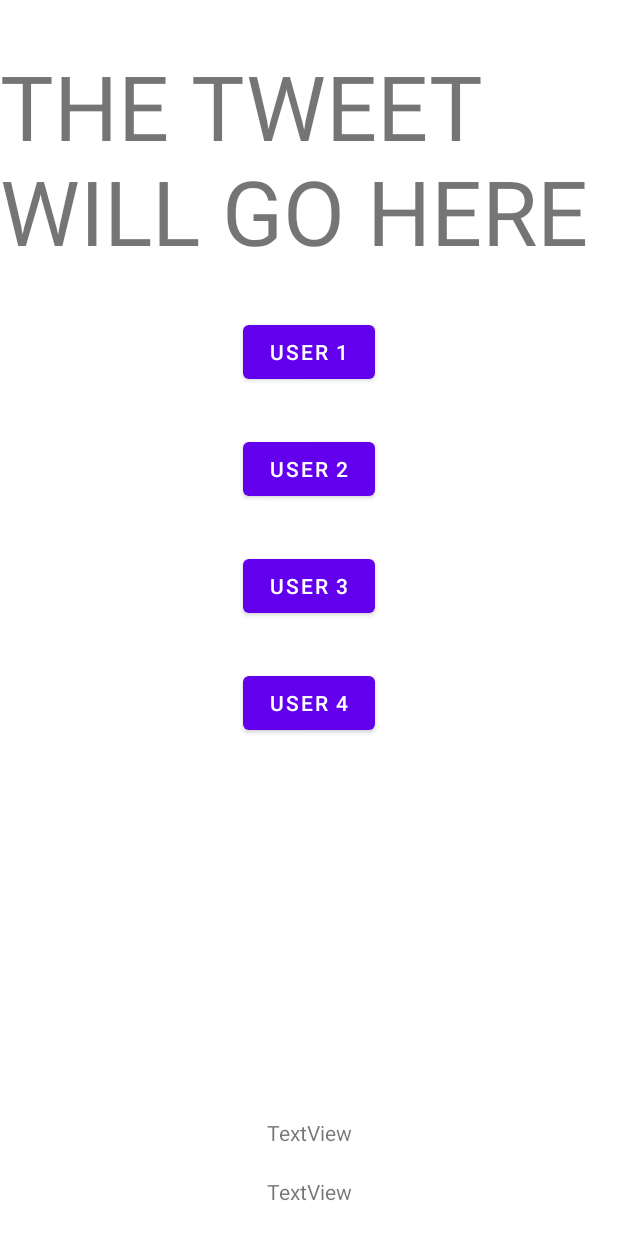
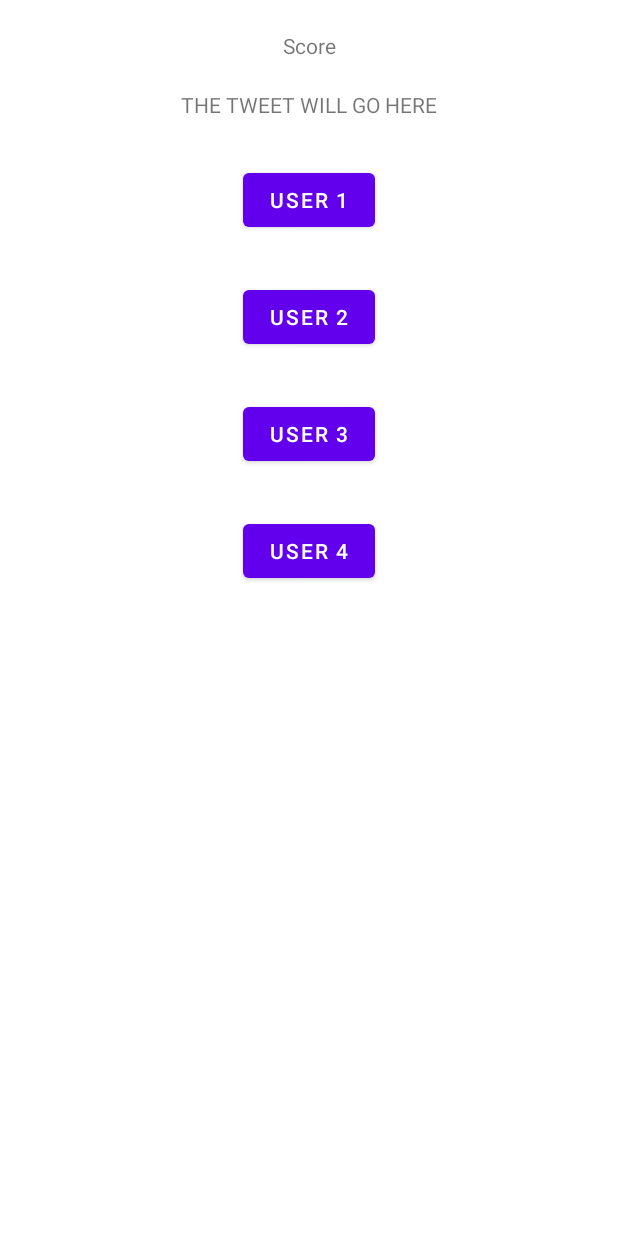
Before and after one commit to erik-rosa/TweetCrack, an Android app: the layout activity_game_screen.xml on its own in the app's theme, with its tools: preview values and no code run, on a phone screen of 412 x 824 dp. Run offline under Robolectric (Android 15) with nearby library versions, the phone set to English and light mode, and no system bars; network calls fail.

Commit message:
topic game modes

```diff
--- a/app/build.gradle
+++ b/app/build.gradle
@@ -32,7 +32,7 @@ dependencies {
     implementation 'androidx.appcompat:appcompat:1.3.1'
     implementation 'com.google.android.material:material:1.4.0'
     implementation 'androidx.constraintlayout:constraintlayout:2.1.1'
-    implementation fileTree(dir: 'C:\\Users\\Peyton\\AndroidStudioProjects\\TweetCrack\\app\\libs', include: ['*.aar', '*.jar'], exclude: [])
+    implementation fileTree(dir: 'C:\\Users\\rosas\\AndroidStudioProjects\\TweetCrack\\app\\libs', include: ['*.aar', '*.jar'], exclude: [])
     testImplementation 'junit:junit:4.+'
     androidTestImplementation 'androidx.test.ext:junit:1.1.3'
     androidTestImplementation 'androidx.test.espresso:espresso-core:3.4.0'
--- a/app/src/main/java/com/example/tweetcrack/CategorySelect.java
+++ b/app/src/main/java/com/example/tweetcrack/CategorySelect.java
@@ -16,6 +16,12 @@ public class CategorySelect extends AppCompatActivity {
 
     public void onSportsPressed(View view) {
         Intent my_intent = new Intent(getBaseContext(),GameScreen.class);
+        my_intent.putExtra("category","NBAplayers/NBA-players");
+        startActivity(my_intent);
+    }
+    public void onWorldNewsPressed(View view) {
+        Intent my_intent = new Intent(getBaseContext(),GameScreen.class);
+        my_intent.putExtra("category","palafo/World-News-List");
         startActivity(my_intent);
     }
 
--- a/app/src/main/res/layout/activity_category_select.xml
+++ b/app/src/main/res/layout/activity_category_select.xml
@@ -32,6 +32,7 @@
         android:layout_width="wrap_content"
         android:layout_height="wrap_content"
         android:layout_marginTop="30dp"
+        android:onClick="onWorldNewsPressed"
         android:text="WORLD NEWS"
         app:layout_constraintEnd_toEndOf="parent"
         app:layout_constraintStart_toStartOf="parent"
--- a/app/src/main/res/layout/activity_game_screen.xml
+++ b/app/src/main/res/layout/activity_game_screen.xml
@@ -7,73 +7,63 @@
     tools:context=".GameScreen">
 
     <TextView
-        android:id="@+id/textView4"
+        android:id="@+id/question"
         android:layout_width="wrap_content"
         android:layout_height="wrap_content"
-        android:layout_marginTop="30dp"
+        android:layout_marginTop="60dp"
         android:text="THE TWEET WILL GO HERE"
-        android:textSize="60sp"
+        android:textSize="14sp"
         app:layout_constraintEnd_toEndOf="parent"
         app:layout_constraintStart_toStartOf="parent"
         app:layout_constraintTop_toTopOf="parent" />
 
     <Button
-        android:id="@+id/button7"
+        android:id="@+id/opt1"
         android:layout_width="wrap_content"
         android:layout_height="wrap_content"
         android:layout_marginTop="30dp"
         android:text="User 1"
         app:layout_constraintEnd_toEndOf="parent"
         app:layout_constraintStart_toStartOf="parent"
-        app:layout_constraintTop_toBottomOf="@+id/textView4" />
+        app:layout_constraintTop_toBottomOf="@+id/question" />
 
     <Button
-        android:id="@+id/button8"
+        android:id="@+id/opt2"
         android:layout_width="wrap_content"
         android:layout_height="wrap_content"
         android:layout_marginTop="30dp"
         android:text="User 2"
         app:layout_constraintEnd_toEndOf="parent"
         app:layout_constraintStart_toStartOf="parent"
-        app:layout_constraintTop_toBottomOf="@+id/button7" />
+        app:layout_constraintTop_toBottomOf="@+id/opt1" />
 
     <Button
-        android:id="@+id/button9"
+        android:id="@+id/opt3"
         android:layout_width="wrap_content"
         android:layout_height="wrap_content"
         android:layout_marginTop="30dp"
         android:text="User 3"
         app:layout_constraintEnd_toEndOf="parent"
         app:layout_constraintStart_toStartOf="parent"
-        app:layout_constraintTop_toBottomOf="@+id/button8" />
+        app:layout_constraintTop_toBottomOf="@+id/opt2" />
 
     <Button
-        android:id="@+id/button10"
+        android:id="@+id/opt4"
         android:layout_width="wrap_content"
         android:layout_height="wrap_content"
         android:layout_marginTop="30dp"
         android:text="User 4"
         app:layout_constraintEnd_toEndOf="parent"
         app:layout_constraintStart_toStartOf="parent"
-        app:layout_constraintTop_toBottomOf="@+id/button9" />
+        app:layout_constraintTop_toBottomOf="@+id/opt3" />
 
     <TextView
-        android:id="@+id/key"
+        android:id="@+id/score"
         android:layout_width="wrap_content"
         android:layout_height="wrap_content"
-        android:layout_marginBottom="20dp"
-        android:text="TextView"
-        app:layout_constraintBottom_toTopOf="@+id/secret"
+        android:text="Score"
+        app:layout_constraintBottom_toTopOf="@+id/question"
         app:layout_constraintEnd_toEndOf="parent"
-        app:layout_constraintStart_toStartOf="parent" />
-
-    <TextView
-        android:id="@+id/secret"
-        android:layout_width="wrap_content"
-        android:layout_height="wrap_content"
-        android:layout_marginBottom="20dp"
-        android:text="TextView"
-        app:layout_constraintBottom_toBottomOf="parent"
-        app:layout_constraintEnd_toEndOf="parent"
-        app:layout_constraintStart_toStartOf="parent" />
+        app:layout_constraintStart_toStartOf="parent"
+        app:layout_constraintTop_toTopOf="parent" />
 </androidx.constraintlayout.widget.ConstraintLayout>
```
Also changed, not shown: app/src/main/java/com/example/tweetcrack/GameScreen.java (+72 -7 lines), app/src/main/java/com/example/tweetcrack/MainActivity.java (+22 -13 lines), app/src/main/java/com/example/tweetcrack/Tweet.java (+126 -7 lines), app/libs/commons-codec.jar (added), app/libs/jtwitter.jar (added), app/libs/signpost-commonshttp4.jar (added), app/libs/signpost-core.jar (added), 1 other file.
